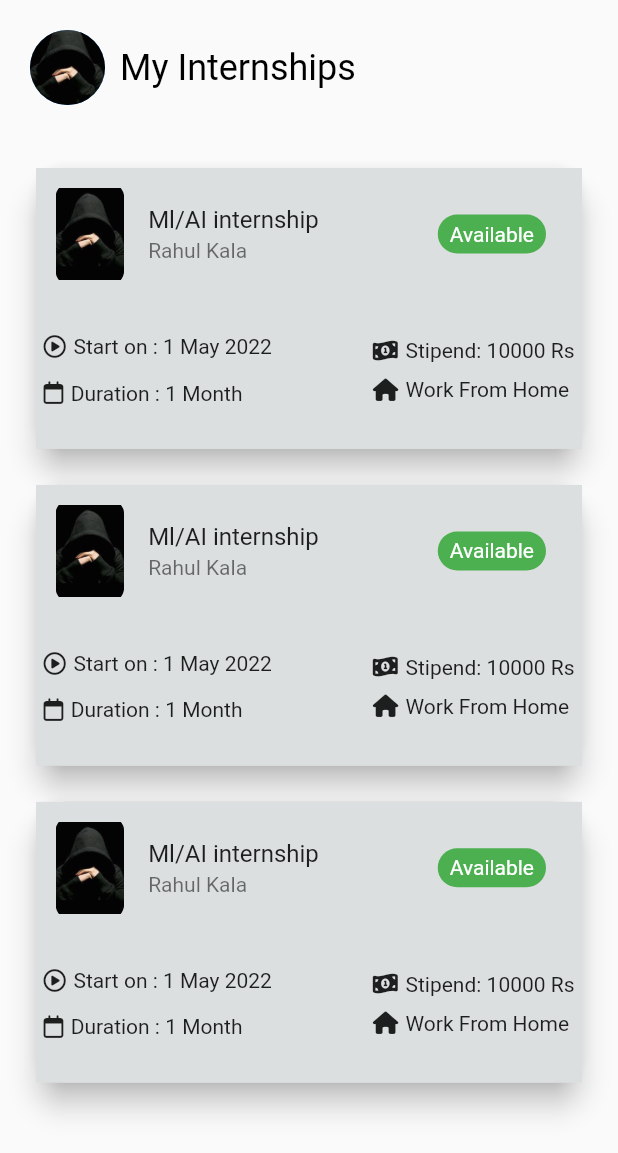
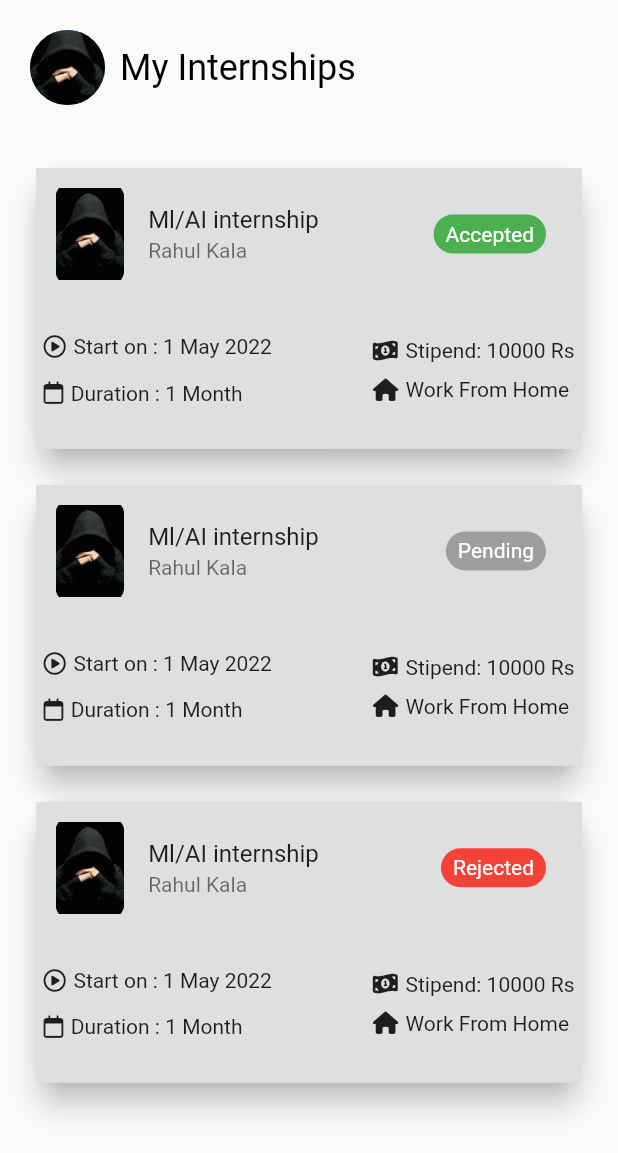
Before and after one commit to Mantraraj8472/Internship-management, a Flutter app: the screen it shows after launch, on a phone screen of 412 x 824 dp. Shown: the top 1153 px of the screen. Run offline on Flutter 3.47's test engine with Material 2 defaults, Android fonts, the phone set to English and light mode, and no system bars; our stand-ins replace font_awesome_flutter.

Commit message:
made changes

```diff
--- a/lib/main.dart
+++ b/lib/main.dart
@@ -67,11 +67,21 @@ class _HomePageState extends State<HomePage> {
               Expanded(
                 child: ListView(
                   children: [
-                    MyCard(),
-                    MyCard(),
-                    MyCard(),
-                    MyCard(),
-                    MyCard(),
+                    MyCard(
+                      status: 'Available',
+                    ),
+                    MyCard(
+                      status: 'Available',
+                    ),
+                    MyCard(
+                      status: 'Available',
+                    ),
+                    MyCard(
+                      status: 'Available',
+                    ),
+                    MyCard(
+                      status: 'Available',
+                    ),
                   ],
                 ),
               ),
--- a/lib/my_card.dart
+++ b/lib/my_card.dart
@@ -2,6 +2,8 @@ import 'package:flutter/material.dart';
 import 'package:font_awesome_flutter/font_awesome_flutter.dart';
 
 class MyCard extends StatelessWidget {
+  String status;
+  MyCard({required this.status});
   @override
   Widget build(BuildContext context) {
     return GestureDetector(
@@ -15,7 +17,7 @@ class MyCard extends StatelessWidget {
           color: const Color(0xFFD0D0D0),
           elevation: 8,
           child: Container(
-            color: Color(0xffDCDFDF),
+            color: Color(0xffDEE0E0),
             height: MediaQuery.of(context).size.height / 4.4,
             // width: MediaQuery.of(context).size.width / 2.5,
             child: Column(
@@ -46,12 +48,16 @@ class MyCard extends StatelessWidget {
                           trailing: Container(
                               decoration: BoxDecoration(
                                   borderRadius: BorderRadius.circular(30),
-                                  color: Colors.green),
-                              child: const Padding(
-                                padding: EdgeInsets.symmetric(
+                                  color: status == "Accepted"
+                                      ? Colors.green
+                                      : (status == "Pending"
+                                          ? Colors.grey
+                                          : Colors.red)),
+                              child: Padding(
+                                padding: const EdgeInsets.symmetric(
                                     horizontal: 8, vertical: 5),
                                 child: Text(
-                                  "Available",
+                                  "$status",
                                   style: TextStyle(color: Colors.white),
                                 ),
                               )),
--- a/lib/students_status.dart
+++ b/lib/students_status.dart
@@ -34,9 +34,15 @@ class Students_status extends StatelessWidget {
                 Expanded(
                   child: ListView(
                     children: [
-                      MyCard(),
-                      MyCard(),
-                      MyCard(),
+                      MyCard(
+                        status: 'Accepted',
+                      ),
+                      MyCard(
+                        status: 'Pending',
+                      ),
+                      MyCard(
+                        status: 'Rejected',
+                      ),
                     ],
                   ),
                 ),
```
